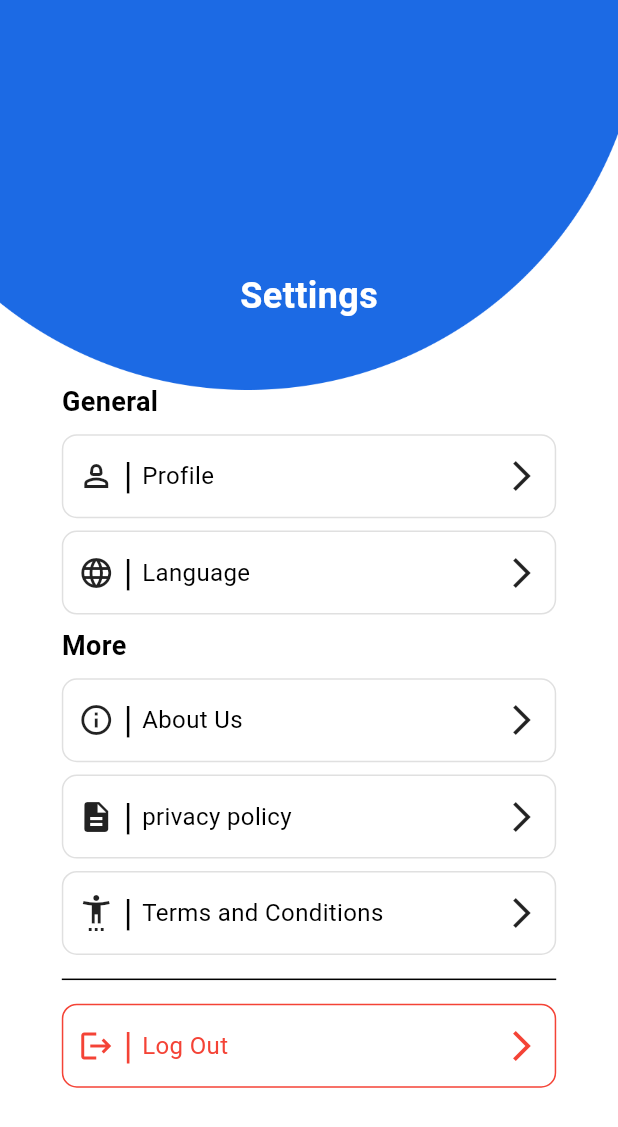
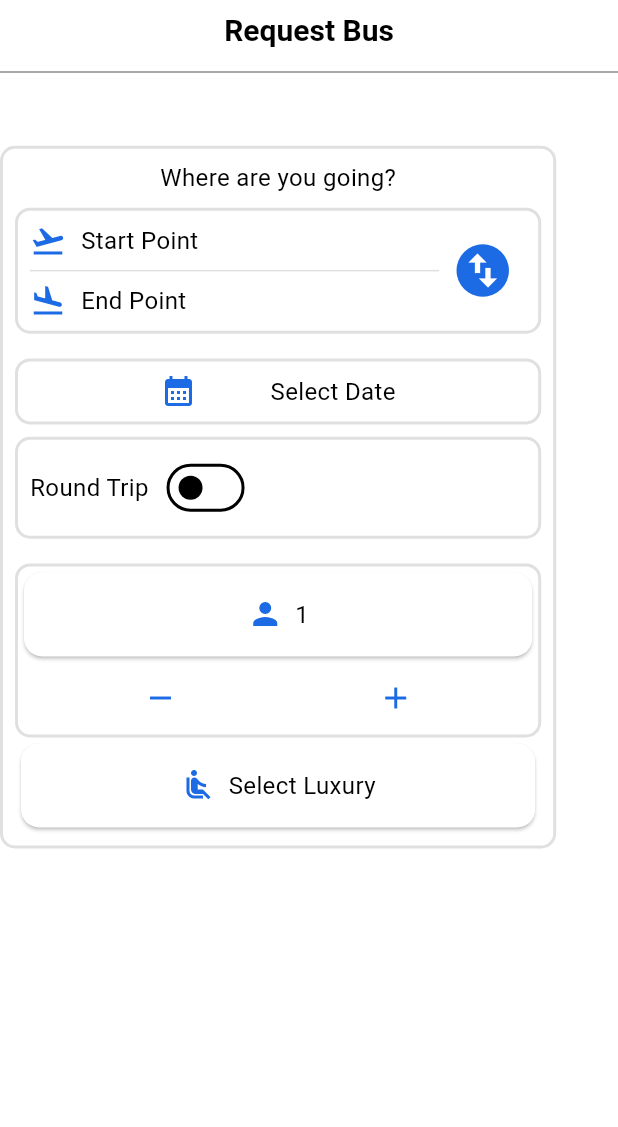
Before and after one commit to Brmja-Tech/YallaBus, a Flutter app: the screen it shows after launch, on a phone screen of 412 x 824 dp. Shown: the top 1127 px of the screen. Run offline on Flutter 3.47's test engine with Material 3 defaults, Android fonts, the light colour scheme and no system bars; drawn by our look-alikes of auto_size_text; our stand-ins replace easy_localization, flutter_screenutil, flutter_svg, gap; Roboto replaces fonts that are missing (Poppins).

Commit message:
requestBusScreen

```diff
--- /dev/null
+++ b/lib/features/request_bus/view/request_bus_screen.dart
@@ -0,0 +1,366 @@
+import 'package:easy_localization/easy_localization.dart';
+import 'package:flutter/material.dart';
+import 'package:gap/gap.dart';
+import 'package:sama_bus/core/statefull/custom_app_bar.dart';
+import 'package:sama_bus/core/styles/app_colors.dart';
+
+class RequestBusScreen extends StatefulWidget {
+  const RequestBusScreen({super.key});
+
+  @override
+  State<RequestBusScreen> createState() => _RequestBusScreenState();
+}
+
+class _RequestBusScreenState extends State<RequestBusScreen> {
+  List citys = [
+    'cairo',
+    'alex',
+    'mansoura',
+    'tanta',
+  ];
+  List luxury = [
+    'economical',
+    'Vip',
+    'business',
+  ];
+  String? city1;
+  String? city2;
+  String? selectedDate;
+  bool isRoundTrip = false;
+  int passengers = 1;
+  String? selectLuxury;
+  @override
+  Widget build(BuildContext context) {
+    final w = MediaQuery.of(context).size.width;
+
+    final h = MediaQuery.of(context).size.height;
+
+    return Scaffold(
+        appBar: const CustomAppBar(text: 'Request Bus'),
+        body: SafeArea(
+          child: Column(
+            crossAxisAlignment: CrossAxisAlignment.center,
+            children: [
+              Gap(h * 0.05),
+              Container(
+                width: w * 0.9,
+                decoration: BoxDecoration(
+                  border: Border.all(color: Colors.black12, width: 2),
+                  borderRadius: BorderRadius.circular(10),
+                  color: Colors.white,
+                ),
+                child: Padding(
+                  padding: const EdgeInsets.all(8.0),
+                  child: Column(
+                    crossAxisAlignment: CrossAxisAlignment.center,
+                    children: [
+                      Text('where_are_you_going'.tr()),
+                      Gap(h * 0.01),
+                      Column(
+                        crossAxisAlignment: CrossAxisAlignment.center,
+                        children: [
+                          Container(
+                            decoration: BoxDecoration(
+                              border:
+                                  Border.all(color: Colors.black12, width: 2),
+                              borderRadius: BorderRadius.circular(10),
+                            ),
+                            child: Padding(
+                              padding: const EdgeInsets.all(8.0),
+                              child: Row(
+                                children: [
+                                  Expanded(
+                                    child: Column(
+                                      children: [
+                                        InkWell(
+                                          onTap: () {
+                                            showModalBottomSheet(
+                                              elevation: 2,
+                                              context: context,
+                                              builder: (context) {
+                                                return ListView.builder(
+                                                  shrinkWrap: true,
+                                                  itemCount: citys.length,
+                                                  itemBuilder:
+                                                      (context, index) {
+                                                    return ListTile(
+                                                      onTap: () {
+                                                        setState(() {
+                                                          city1 = citys[index];
+                                                        });
+                                                        Navigator.pop(context);
+                                                      },
+                                                      title: Text(citys[index]),
+                                                    );
+                                                  },
+                                                );
+                                              },
+                                            );
+                                          },
+                                          child: _buildLocationRow(
+                                            icon: Icons.flight_takeoff,
+                                            text: city1 ?? 'start_point'.tr(),
+                                            w: w,
+                                          ),
+                                        ),
+                                        const Divider(
+                                          color: Colors.black12,
+                                        ),
+                                        InkWell(
+                                          onTap: () {
+                                            showModalBottomSheet(
+                                              elevation: 2,
+                                              context: context,
+                                              builder: (context) {
+                                                return ListView.builder(
+                                                  shrinkWrap: true,
+                                                  itemCount: citys.length,
+                                                  itemBuilder:
+                                                      (context, index) {
+                                                    return ListTile(
+                                                      onTap: () {
+                                                        setState(() {
+                                                          city2 = citys[index];
+                                                        });
+                                                        Navigator.pop(context);
+                                                      },
+                                                      title: Text(citys[index]),
+                                                    );
+                                                  },
+                                                );
+                                              },
+                                            );
+                                          },
+                                          child: _buildLocationRow(
+                                            icon: Icons.flight_land,
+                                            text: city2 ?? 'end_point'.tr(),
+                                            w: w,
+                                          ),
+                                        ),
+                                      ],
+                                    ),
+                                  ),
+                                  IconButton(
+                                    onPressed: () {
+                                      setState(() {
+                                        String temp = city1 ?? '';
+                                        city1 = city2 ?? '';
+                                        city2 = temp;
+                                      });
+                                    },
+                                    icon: Icon(
+                                      Icons.swap_vert_circle,
+                                      color: AppColors.primaryColor,
+                                      size: 42,
+                                    ),
+                                  )
+                                ],
+                              ),
+                            ),
+                          ),
+                          Gap(h * 0.02),
+                          InkWell(
+                            onTap: () {
+                              showDatePicker(
+                                context: context,
+                                initialDate: DateTime.now(),
+                                firstDate: DateTime.now(),
+                                lastDate: DateTime.now()
+                                    .add(const Duration(days: 30)),
+                              ).then((value) {
+                                if (value != null) {
+                                  setState(() {
+                                    selectedDate =
+                                        '${value.year}-${value.month}-${value.day}';
+                                  });
+                                }
+                              });
+                            },
+                            child: Container(
+                              decoration: BoxDecoration(
+                                  border: Border.all(
+                                      color: Colors.black12, width: 2),
+                                  borderRadius: BorderRadius.circular(10)),
+                              child: Padding(
+                                padding: const EdgeInsets.all(8.0),
+                                child: Row(
+                                  mainAxisAlignment: MainAxisAlignment.center,
+                                  children: [
+                                    Icon(Icons.calendar_month,
+                                        color: AppColors.primaryColor),
+                                    Gap(w * 0.1),
+                                    const SizedBox(width: 8),
+                                    Text(
+                                      selectedDate ?? 'select_date'.tr(),
+                                    ),
+                                  ],
+                                ),
+                              ),
+                            ),
+                          ),
+                          Gap(h * 0.01),
+                          Container(
+                            decoration: BoxDecoration(
+                              border:
+                                  Border.all(color: Colors.black12, width: 2),
+                              borderRadius: BorderRadius.circular(10),
+                            ),
+                            child: Padding(
+                              padding: const EdgeInsets.all(8.0),
+                              child: Row(
+                                children: [
+                                  Text('round_trip'.tr()),
+                                  const SizedBox(width: 8),
+                                  Switch(
+                                    value: isRoundTrip,
+                                    onChanged: (bool value) {
+                                      setState(() {
+                                        isRoundTrip = value;
+                                      });
+                                    },
+                                    activeColor: AppColors.primaryColor,
+                                  ),
+                                ],
+                              ),
+                            ),
+                          ),
+                        ],
+                      ),
+                      Gap(h * 0.02),
+                      Container(
+                        decoration: BoxDecoration(
+                          border: Border.all(color: Colors.black12, width: 2),
+                          borderRadius: BorderRadius.circular(10),
+                        ),
+                        child: Column(
+                          children: [
+                            _buildOptionCard(
+                              icon: Icons.person,
+                              label: passengers.toString(),
+                              w: w,
+                            ),
+                            Row(
+                              mainAxisSize: MainAxisSize.max,
+                              mainAxisAlignment: MainAxisAlignment.spaceEvenly,
+                              children: [
+                                IconButton(
+                                  padding: EdgeInsets.zero,
+                                  icon: Container(
+                                      width: w * 0.3,
+                                      decoration: BoxDecoration(
+                                        // border: Border.all(
+                                        //     color: AppColors.primaryColor),
+                                        borderRadius: BorderRadius.circular(8),
+                                      ),
+                                      child: Icon(
+                                        Icons.remove,
+                                        color: AppColors.primaryColor,
+                                      )),
+                                  onPressed: () {
+                                    setState(() {
+                                      if (passengers > 1) {
+                                        passengers--;
+                                      }
+                                    });
+                                  },
+                                ),
+                                IconButton(
+                                  padding: EdgeInsets.zero,
+                                  icon: Container(
+                                      width: w * 0.3,
+                                      decoration: BoxDecoration(
+                                        borderRadius: BorderRadius.circular(8),
+                                      ),
+                                      child: Icon(Icons.add,
+                                          color: AppColors.primaryColor)),
+                                  onPressed: () {
+                                    setState(() {
+                                      passengers++;
+                                    });
+                                  },
+                                ),
+                              ],
+                            ),
+                          ],
+                        ),
+                      ),
+                      InkWell(
+                        onTap: () {
+                          showModalBottomSheet(
+                            context: context,
+                            builder: (context) {
+                              return ListView.builder(
+                                  shrinkWrap: true,
+                                  itemCount: luxury.length,
+                                  itemBuilder: (context, index) {
+                                    return ListTile(
+                                      onTap: () {
+                                        setState(() {
+                                          selectLuxury = luxury[index];
+                                        });
+                                        Navigator.pop(context);
+                                      },
+                                      title: Text(luxury[index]),
+                                    );
+                                  });
+                            },
+                          ).then((_) {
+                            setState(() {});
+                          });
+                        },
+                        child: _buildOptionCard(
+                          icon: Icons.airline_seat_recline_normal,
+                          label: selectLuxury ?? 'select_luxury'.tr(),
+                          w: w,
+                        ),
+                      ),
+                    ],
+                  ),
+                ),
+              ),
+            ],
+          ),
+        ));
+  }
+
+  Widget _buildLocationRow({
+    required IconData icon,
+    required String text,
+    required double w,
+  }) {
+    return Row(
+      children: [
+        Icon(icon, color: AppColors.primaryColor),
+        const SizedBox(width: 10),
+        Text(
+          text,
+          style: const TextStyle(fontSize: 16),
+        ),
+      ],
+    );
+  }
+
+  Widget _buildOptionCard({
+    required IconData icon,
+    required String label,
+    required double w,
+  }) {
+    return Card(
+      elevation: 1,
+      // shape: RoundedRectangleBorder(
+      //   borderRadius: BorderRadius.circular(10),
+      // ),
+      child: Padding(
+        padding: const EdgeInsets.all(16.0),
+        child: Row(
+          mainAxisAlignment: MainAxisAlignment.center,
+          children: [
+            Icon(icon, color: AppColors.primaryColor),
+            const SizedBox(width: 8),
+            Text(label),
+          ],
+        ),
+      ),
+    );
+  }
+}
--- a/lib/main.dart
+++ b/lib/main.dart
@@ -3,6 +3,7 @@ import 'package:flutter/material.dart';
 import 'package:flutter_screenutil/flutter_screenutil.dart';
 import 'package:sama_bus/core/styles/light_theme.dart';
 import 'package:sama_bus/features/More/view/more.dart';
+import 'package:sama_bus/features/request_bus/view/request_bus_screen.dart';
 
 
 Future<void> main() async {
@@ -42,7 +43,7 @@ class MyApp extends StatelessWidget {
             supportedLocales: context.supportedLocales,
             locale: context.locale,
             theme: LightTheme.theme,
-            home: const MoreScreen(),
+            home: const RequestBusScreen(),
           );
         });
   }
```
Also changed, not shown: lib/features/request_bus/view/request_bus_scree.dart (deleted).
